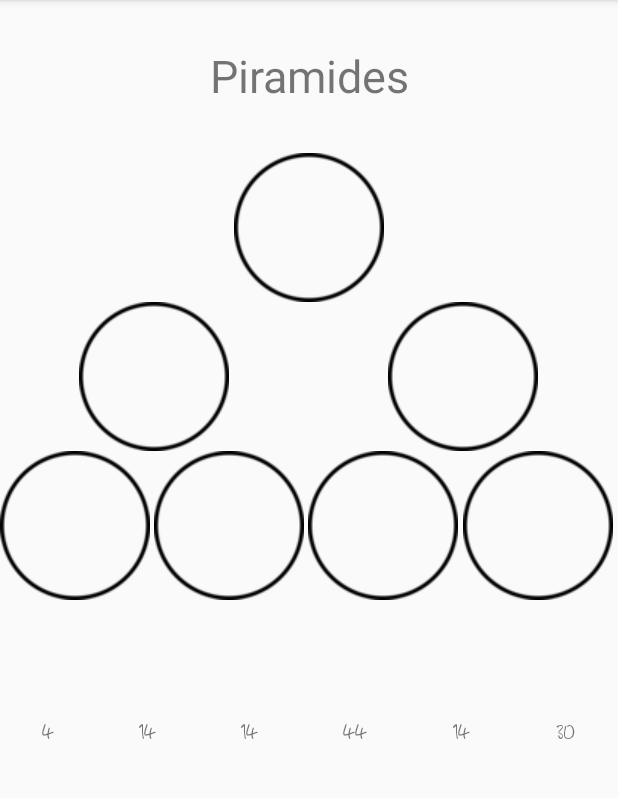
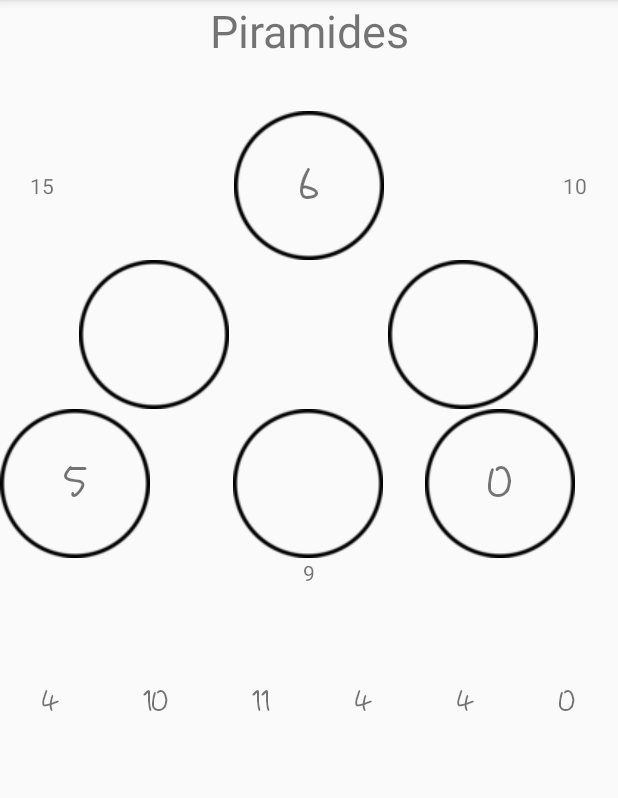
Before and after one commit to antonella-schiavoni/gameone, an Android app: the screen it shows after launch (GameActivity), on a phone screen of 412 x 824 dp, the part 84-882 px from its top. Run offline under Robolectric (Android 15) with nearby library versions, the phone set to English and light mode, and no system bars.

Commit message:
Option numbers, drag and drop and results added. One cyrcle was deleted due to the lack of screen space.

```diff
--- a/app/src/main/java/guessme/ppc2017/unnoba/edu/ar/gameone/GameActivity.java
+++ b/app/src/main/java/guessme/ppc2017/unnoba/edu/ar/gameone/GameActivity.java
@@ -14,7 +14,7 @@ public class GameActivity extends AppCompatActivity {
     private int number4;
     private int number5;
     private int number6;
-    private int number7;
+
     private ArrayList<Integer> pyramidNumbers;
     private MathOperation mathOperation;
     private Renderer renderer = new Renderer();
@@ -28,16 +28,16 @@ public class GameActivity extends AppCompatActivity {
 
         Random random = new Random();
         pyramidNumbers = new ArrayList<Integer>();
-        pyramidNumbers.add(number1 = random.nextInt(50));
-        pyramidNumbers.add(number2 = random.nextInt(50));
-        pyramidNumbers.add(number3 = random.nextInt(50));
-        pyramidNumbers.add(number4 = random.nextInt(50));
-        pyramidNumbers.add(number5 = random.nextInt(50));
-        pyramidNumbers.add(number6 = random.nextInt(50));
-        pyramidNumbers.add(number7 = random.nextInt(50));
+        pyramidNumbers.add(number1 = random.nextInt(10));
+        pyramidNumbers.add(number2 = random.nextInt(10));
+        pyramidNumbers.add(number3 = random.nextInt(10));
+        pyramidNumbers.add(number4 = random.nextInt(10));
+        pyramidNumbers.add(number5 = random.nextInt(10));
+        pyramidNumbers.add(number6 = random.nextInt(10));
+
 
         mathOperation = new MathOperation(pyramidNumbers);
-        renderer.render(mathOperation,this);
+        renderer.render(mathOperation,pyramidNumbers,this);
 
 
     }
--- a/app/src/main/java/guessme/ppc2017/unnoba/edu/ar/gameone/MathOperation.java
+++ b/app/src/main/java/guessme/ppc2017/unnoba/edu/ar/gameone/MathOperation.java
@@ -15,44 +15,45 @@ public class MathOperation {
     private int result1;
     private int result2;
     private int result3;
+    private int number1;
+    private int number3;
+
     private List options;
 
     public MathOperation(ArrayList<Integer> pyramidNumbers){
-        setNumbers(new ArrayList<Integer>());
-        this.setNumbers(pyramidNumbers);
-        this.setResult1(calculateResultOfOperation(0,2));
-        this.setResult1(calculateResultOfOperation(2,5));
-        this.setResult1(calculateResultOfOperation(5,6));
-        this.setOptions(generateListOfOptions());
+        this.setResult1(calculateResultOfOperation(0,2,pyramidNumbers));
+        this.setResult2(calculateResultOfOperation(2,4,pyramidNumbers));
+        this.setResult3(calculateResultOfOperation(4,5,pyramidNumbers));
+        this.setOptions(generateListOfOptions(pyramidNumbers));
     }
 
-    private int calculateResultOfOperation(int firstIndex,int lastIndex){
+    private int calculateResultOfOperation(int firstIndex,int lastIndex,ArrayList<Integer> pyramidNumbers){
         int result = 0;
         switch (lastIndex){
             case 2 :
-                result = getNumbers().get(0) + getNumbers().get(1) + getNumbers().get(2);
+                result = pyramidNumbers.get(0) + pyramidNumbers.get(1) +pyramidNumbers.get(2);
+                break;
+            case 4:
+                result = pyramidNumbers.get(2) +pyramidNumbers.get(3) + pyramidNumbers.get(4);
                 break;
             case 5:
-                result = getNumbers().get(2) + getNumbers().get(3) + getNumbers().get(4) + getNumbers().get(5);
-                break;
-            case 6:
-                result = getNumbers().get(5) + getNumbers().get(6) + getNumbers().get(0);
+                result = pyramidNumbers.get(4) + pyramidNumbers.get(5) +pyramidNumbers.get(0);
                 break;
         }
         return result;
     }
 
     //This method creates options for the user to choose, and among this options, there are the four correct answers and some fake ass well.
-    private List generateListOfOptions(){
+    private List generateListOfOptions(ArrayList<Integer> pyramidNumbers){
         List<Integer> options = new ArrayList<>();
-        options.add(getNumbers().get(1));
-        options.add(getNumbers().get(3));
-        options.add(getNumbers().get(4));
-        options.add(getNumbers().get(5));
+        options.add(pyramidNumbers.get(1));
+        options.add(pyramidNumbers.get(3));
+        options.add(pyramidNumbers.get(4));
+        options.add(pyramidNumbers.get(5));
 
         //Generate random numbers beetween 0 and 19
-        options.add((int) (Math.random() * 20));
-        options.add((int) (Math.random() * 20));
+        options.add((int) (Math.random() * 15));
+        options.add((int) (Math.random() * 15));
 
         // Shuffling the list
         long seed = System.nanoTime();
@@ -101,4 +102,20 @@ public class MathOperation {
     public void setOptions(List options) {
         this.options = options;
     }
+
+    public int getNumber1() {
+        return number1;
+    }
+
+    public void setNumber1(int number1) {
+        this.number1 = number1;
+    }
+
+    public int getNumber3() {
+        return number3;
+    }
+
+    public void setNumber3(int number3) {
+        this.number3 = number3;
+    }
 }
--- a/app/src/main/java/guessme/ppc2017/unnoba/edu/ar/gameone/OptionsOnTouchListener.java
+++ b/app/src/main/java/guessme/ppc2017/unnoba/edu/ar/gameone/OptionsOnTouchListener.java
@@ -7,6 +7,7 @@ package guessme.ppc2017.unnoba.edu.ar.gameone;
 import android.content.ClipData;
 import android.view.MotionEvent;
 import android.view.View;
+
 
 /**
  * OnTouchListener que puede ser setteado dentro de un bucle, donde se le puede pasar la posicion
@@ -26,7 +27,7 @@ public class OptionsOnTouchListener implements View.OnTouchListener {
 
     /**
      * Cuando la opcion es tocada, se dispara este metodo, guarda la posicion de la opcion en
-     * un ClipData, data que termina recibiendo alguno de los operandos o el resultado, si lo arrastramos
+     * un ClipData, data que termina recibiendo el anterior o el posterior, si lo arrastramos
      * hasta ahi.
      */
     @Override
--- a/app/src/main/java/guessme/ppc2017/unnoba/edu/ar/gameone/Renderer.java
+++ b/app/src/main/java/guessme/ppc2017/unnoba/edu/ar/gameone/Renderer.java
@@ -2,8 +2,9 @@ package guessme.ppc2017.unnoba.edu.ar.gameone;
 
 import android.app.Activity;
 import android.graphics.Typeface;
-import android.widget.ImageView;
 import android.widget.TextView;
+
+import java.util.ArrayList;
 
 /**
  * Created by anton on 9/5/2017.
@@ -13,6 +14,9 @@ public class Renderer {
     //initial numbers that must be displayed.
     private TextView number1;
     private TextView number3;
+    private TextView number5;
+    private TextView number2;
+    private TextView number4;
     private TextView number6;
 
     private TextView result1;
@@ -25,21 +29,22 @@ public class Renderer {
 
     private Typeface font;
 
-    public void render(final MathOperation mathOperation, Activity activity){
+    public void render(final MathOperation mathOperation, ArrayList<Integer> pyramidNumbers, Activity activity){
         // Primero asociamos los elemntos de la vista con las variables de este objeto
         linkElementsWithView(activity);
         setFont(Typeface.createFromAsset(activity.getAssets(), "adam handwriting test.ttf"));
-        realRender(mathOperation);
+        realRender(mathOperation,pyramidNumbers);
     }
 
     private void linkElementsWithView(Activity activity) {
         setNumber1((TextView)activity.findViewById(R.id.number1));
         setNumber3((TextView) activity.findViewById(R.id.number3));
-        setNumber6((TextView) activity.findViewById(R.id.number6));
+        setNumber5((TextView) activity.findViewById(R.id.number5));
 
-        result1 = (TextView) activity.findViewById(R.id.result1);
-        result2 = (TextView) activity.findViewById(R.id.result2);
-        result3 = (TextView) activity.findViewById(R.id.result3);
+
+        setResult1((TextView) activity.findViewById(R.id.result1));
+        setResult2((TextView) activity.findViewById(R.id.result2));
+        setResult3((TextView) activity.findViewById(R.id.result3));
 
         getOptions()[0] = (TextView) activity.findViewById(R.id.option0);
         getOptions()[1] = (TextView) activity.findViewById(R.id.option1);
@@ -49,12 +54,12 @@ public class Renderer {
         getOptions()[5] = (TextView) activity.findViewById(R.id.option5);
     }
 
-    private void realRender(MathOperation mathOperation) {
+    private void realRender(MathOperation mathOperation, ArrayList<Integer> pyramidNumber) {
 
         // Setteamos la fuente custom a los operandos y el resultado
         getNumber1().setTypeface(getFont());
         getNumber3().setTypeface(getFont());
-        getNumber6().setTypeface(getFont());
+        getNumber5().setTypeface(getFont());
 
         // Por cada una de las opciones (vista) tenemos que hacer lo siguiente:
         for (int i = 0; i < getOptions().length; i++) {
@@ -65,14 +70,25 @@ public class Renderer {
             // Settearle nuestro OnTouchListener custom, el cual recibe la posicion i como parametro
             getOptions()[i].setOnTouchListener(new OptionsOnTouchListener(i));
         }
+
+        getNumber1().setText(String.valueOf(pyramidNumber.get(0)));
+        getNumber3().setText(String.valueOf(pyramidNumber.get(2)));
+        getNumber5().setText(String.valueOf(pyramidNumber.get(4)));
+
+        getResult1().setText(String.valueOf(mathOperation.getResult1()));
+        getResult2().setText(String.valueOf(mathOperation.getResult2()));
+        getResult3().setText(String.valueOf(mathOperation.getResult3()));
+
+
+    }
+
+
+    public void setNumber1(TextView number1) {
+        this.number1 = number1;
     }
 
     public TextView getNumber1() {
         return number1;
-    }
-
-    public void setNumber1(TextView number1) {
-        this.number1 = number1;
     }
 
     public TextView getNumber3() {
@@ -83,12 +99,60 @@ public class Renderer {
         this.number3 = number3;
     }
 
+    public TextView getNumber5() {
+        return number5;
+    }
+
+    public void setNumber5(TextView number5) {
+        this.number5 = number5;
+    }
+
+    public TextView getNumber2() {
+        return number2;
+    }
+
+    public void setNumber2(TextView number2) {
+        this.number2 = number2;
+    }
+
+    public TextView getNumber4() {
+        return number4;
+    }
+
+    public void setNumber4(TextView number4) {
+        this.number4 = number4;
+    }
+
     public TextView getNumber6() {
         return number6;
     }
 
     public void setNumber6(TextView number6) {
         this.number6 = number6;
+    }
+
+    public TextView getResult1() {
+        return result1;
+    }
+
+    public void setResult1(TextView result1) {
+        this.result1 = result1;
+    }
+
+    public TextView getResult2() {
+        return result2;
+    }
+
+    public void setResult2(TextView result2) {
+        this.result2 = result2;
+    }
+
+    public TextView getResult3() {
+        return result3;
+    }
+
+    public void setResult3(TextView result3) {
+        this.result3 = result3;
     }
 
     public TextView[] getOptions() {
--- a/app/src/main/res/layout/activity_main.xml
+++ b/app/src/main/res/layout/activity_main.xml
@@ -10,7 +10,6 @@
         android:layout_height="wrap_content"
         android:layout_marginBottom="1dp"
         android:layout_weight="0.5"
-        android:paddingTop="30dp"
         android:text="Piramides"
         android:textAlignment="center"
         android:textSize="30dp" />
@@ -24,10 +23,13 @@
             android:layout_width="wrap_content"
             android:layout_height="wrap_content"
             android:layout_weight="0.27"
+
             android:gravity="left"
             android:orientation="horizontal">
             <TextView
                 android:id="@+id/result1"
+                android:text="test"
+                android:layout_marginLeft="20dp"
                 android:layout_width="wrap_content"
                 android:layout_height="wrap_content" />
         </LinearLayout>
@@ -49,11 +51,15 @@
             android:layout_width="wrap_content"
             android:layout_height="wrap_content"
             android:orientation="horizontal">
+
             <TextView
                 android:id="@+id/number1"
                 android:layout_width="wrap_content"
                 android:layout_height="wrap_content"
-                android:background="@drawable/smallcircle" />
+                android:background="@drawable/smallcircle"
+                android:gravity="center"
+                android:textAlignment="center"
+                android:textSize="30dp" />
         </LinearLayout>
         <LinearLayout
             android:layout_width="wrap_content"
@@ -73,10 +79,13 @@
             android:layout_width="wrap_content"
             android:layout_height="wrap_content"
             android:layout_weight="0.27"
+
             android:gravity="right"
             android:orientation="horizontal">
             <TextView
-                android:id="@+id/result2"
+                android:id="@+id/result3"
+                android:text="test"
+                android:layout_marginRight="20dp"
                 android:layout_width="wrap_content"
                 android:layout_height="wrap_content" />
         </LinearLayout>
@@ -105,8 +114,9 @@
             android:layout_weight="0.81"
             android:gravity="center"
             android:orientation="horizontal">
+
             <TextView
-                android:id="@+id/number7"
+                android:id="@+id/number6"
                 android:layout_width="wrap_content"
                 android:layout_height="wrap_content"
                 android:background="@drawable/smallcircle" />
@@ -115,7 +125,6 @@
     <LinearLayout
         android:layout_width="match_parent"
         android:layout_height="wrap_content"
-        android:layout_gravity="center_horizontal"
         android:orientation="horizontal"
         android:weightSum="1.62">
         <LinearLayout
@@ -123,12 +132,20 @@
             android:layout_height="wrap_content"
             android:layout_weight="0.405"
             android:orientation="horizontal">
+
             <TextView
                 android:id="@+id/number3"
                 android:layout_width="wrap_content"
                 android:layout_height="wrap_content"
-                android:background="@drawable/smallcircle" />
+                android:background="@drawable/smallcircle"
+                android:gravity="center"
+                android:textSize="30dp" />
         </LinearLayout>
+        <LinearLayout
+            android:layout_width="wrap_content"
+            android:layout_height="wrap_content"
+            android:layout_weight="0.4"
+            android:orientation="horizontal"></LinearLayout>
         <LinearLayout
             android:layout_width="wrap_content"
             android:layout_height="wrap_content"
@@ -145,22 +162,14 @@
             android:layout_height="wrap_content"
             android:layout_weight="0.405"
             android:orientation="horizontal">
+
             <TextView
                 android:id="@+id/number5"
                 android:layout_width="wrap_content"
                 android:layout_height="wrap_content"
-                android:background="@drawable/smallcircle" />
-        </LinearLayout>
-        <LinearLayout
-            android:layout_width="wrap_content"
-            android:layout_height="wrap_content"
-            android:layout_weight="0.405"
-            android:orientation="horizontal">
-            <TextView
-                android:id="@+id/number6"
-                android:layout_width="wrap_content"
-                android:layout_height="wrap_content"
-                android:background="@drawable/smallcircle" />
+                android:background="@drawable/smallcircle"
+                android:gravity="center"
+                android:textSize="30dp" />
         </LinearLayout>
     </LinearLayout>
     <LinearLayout
@@ -178,7 +187,7 @@
             android:orientation="horizontal">
 
             <TextView
-                android:id="@+id/result3"
+                android:id="@+id/result2"
                 android:layout_width="wrap_content"
                 android:layout_height="match_parent" />
         </LinearLayout>
@@ -200,6 +209,7 @@
 
             <TextView
                 android:id="@+id/option0"
+                android:textSize="20dp"
                 android:layout_width="wrap_content"
                 android:layout_height="wrap_content" />
 
@@ -213,6 +223,7 @@
             android:orientation="horizontal">
             <TextView
                 android:id="@+id/option1"
+                android:textSize="20dp"
                 android:layout_width="wrap_content"
                 android:layout_height="wrap_content" />
         </LinearLayout>
@@ -225,6 +236,7 @@
             android:orientation="horizontal">
             <TextView
                 android:id="@+id/option2"
+                android:textSize="20dp"
                 android:layout_width="wrap_content"
                 android:layout_height="wrap_content" />
         </LinearLayout>
@@ -237,6 +249,7 @@
             android:orientation="horizontal">
             <TextView
                 android:id="@+id/option3"
+                android:textSize="20dp"
                 android:layout_width="wrap_content"
                 android:layout_height="wrap_content" />
         </LinearLayout>
@@ -249,6 +262,7 @@
             android:orientation="horizontal">
             <TextView
                 android:id="@+id/option4"
+                android:textSize="20dp"
                 android:layout_width="wrap_content"
                 android:layout_height="wrap_content" />
         </LinearLayout>
@@ -262,6 +276,7 @@
 
             <TextView
                 android:id="@+id/option5"
+                android:textSize="20dp"
                 android:layout_width="wrap_content"
                 android:layout_height="wrap_content" />
         </LinearLayout>
```
